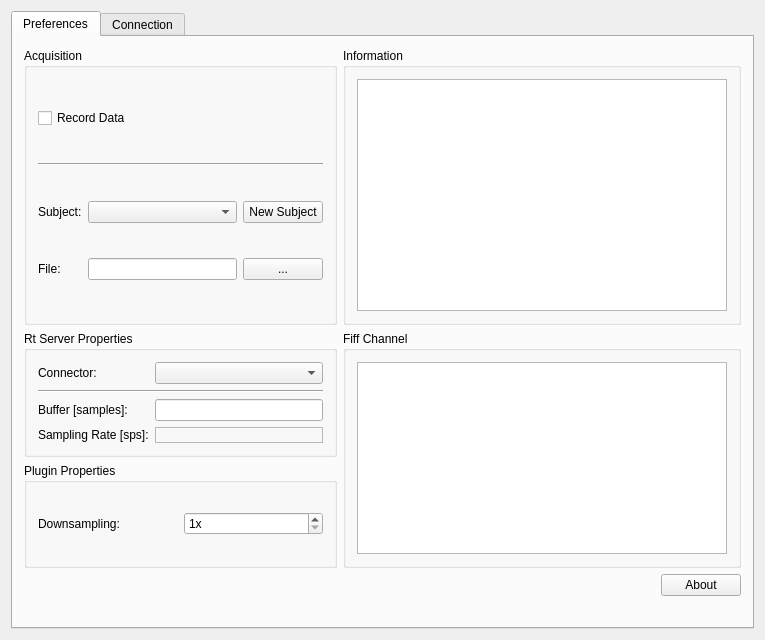
This is applications/mne_x/plugins/mnertclient/FormFiles/mnertclientsetup.ui in mne-tools/mne-cpp as Qt 5 draws it before an edit. The edited form follows.
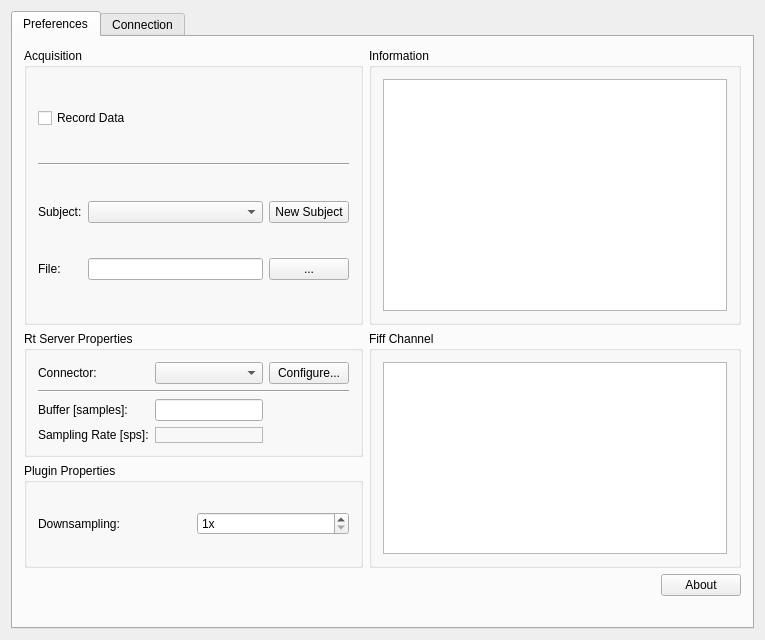
This is the edited form.

```diff
--- a/applications/mne_x/plugins/mnertclient/FormFiles/mnertclientsetup.ui
+++ b/applications/mne_x/plugins/mnertclient/FormFiles/mnertclientsetup.ui
@@ -102,14 +102,17 @@
             <string>Rt Server Properties</string>
            </property>
            <layout class="QGridLayout" name="gridLayout">
-            <item row="4" column="0">
+            <item row="5" column="0">
              <widget class="QLabel" name="m_qLabel_BufferSize">
               <property name="text">
                <string>Buffer [samples]:</string>
               </property>
              </widget>
             </item>
-            <item row="4" column="1">
+            <item row="0" column="1">
+             <widget class="QComboBox" name="m_qComboBox_Connector"/>
+            </item>
+            <item row="5" column="1">
              <widget class="QLineEdit" name="m_qLineEdit_BufferSize">
               <property name="text">
                <string/>
@@ -123,17 +126,17 @@
               </property>
              </widget>
             </item>
-            <item row="0" column="1">
-             <widget class="QComboBox" name="m_qComboBox_Connector"/>
-            </item>
-            <item row="3" column="0" colspan="2">
-             <widget class="Line" name="line">
-              <property name="orientation">
-               <enum>Qt::Horizontal</enum>
+            <item row="6" column="1">
+             <widget class="QLabel" name="m_qLabel_sps">
+              <property name="frameShape">
+               <enum>QFrame::StyledPanel</enum>
+              </property>
+              <property name="text">
+               <string/>
               </property>
              </widget>
             </item>
-            <item row="5" column="0">
+            <item row="6" column="0">
              <widget class="QLabel" name="m_qLabel_sps_description">
               <property name="sizePolicy">
                <sizepolicy hsizetype="Minimum" vsizetype="Minimum">
@@ -149,13 +152,17 @@
               </property>
              </widget>
             </item>
-            <item row="5" column="1">
-             <widget class="QLabel" name="m_qLabel_sps">
-              <property name="frameShape">
-               <enum>QFrame::StyledPanel</enum>
-              </property>
+            <item row="0" column="2">
+             <widget class="QPushButton" name="m_qPushButton_Configure">
               <property name="text">
-               <string/>
+               <string>Configure...</string>
+              </property>
+             </widget>
+            </item>
+            <item row="4" column="0" colspan="3">
+             <widget class="Line" name="line">
+              <property name="orientation">
+               <enum>Qt::Horizontal</enum>
               </property>
              </widget>
             </item>
```
